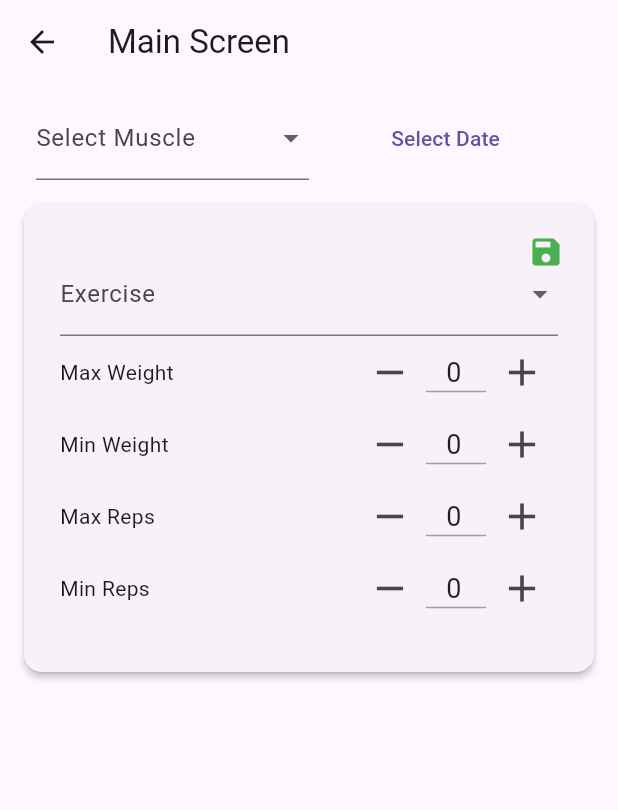
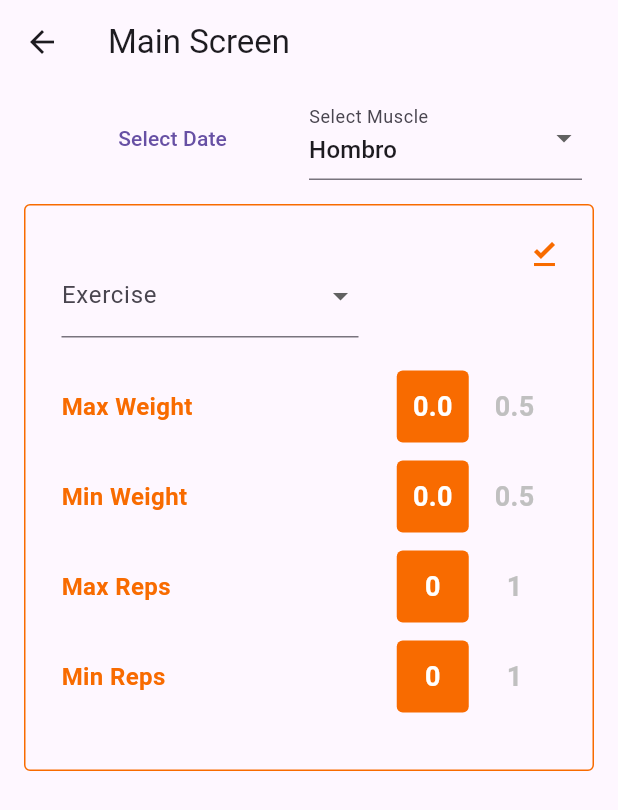
Before and after one commit to jreyesgfi/flutter_train_tracker_app, a Flutter app: the MainScreen screen opened directly, on a phone screen of 412 x 824 dp. Shown: the top 810 px of the screen. Run offline on Flutter 3.47's test engine with Material 3 defaults, Android fonts, the phone set to English and light mode, and no system bars; missing offline and left inert: amplify_auth_cognito, amplify_core, amplify_datastore, amplify_flutter.

Commit message:
Cleaner Value Input for Weighs and Reps

```diff
--- a/lib/components/ExerciseCard.dart
+++ b/lib/components/ExerciseCard.dart
@@ -1,8 +1,10 @@
 import 'package:flutter/material.dart';
 import 'package:flutter/services.dart';
+import 'package:flutter_application_test1/theme/custom_colors.dart';
 import 'package:intl/intl.dart';
 import 'package:flutter_application_test1/models/Exercise.dart';
 import 'package:amplify_flutter/amplify_flutter.dart';
+import 'package:flutter_application_test1/theme/roulette_numeric_input.dart';
 
 class ExerciseCard extends StatelessWidget {
   final Exercise exercise;
@@ -30,33 +32,43 @@ class ExerciseCard extends StatelessWidget {
 
   @override
   Widget build(BuildContext context) {
-  return Card(
-    elevation: 2.0,
-    margin: const EdgeInsets.symmetric(horizontal:16.0,vertical: 8), // Unified margin as requested
+    return Container(
+      margin: const EdgeInsets.symmetric(horizontal: 16.0, vertical: 8),
+      decoration: BoxDecoration(
+        border: Border.all(
+            color: Theme.of(context).dividerColor,
+            width: 1), // Use theme for color
+        borderRadius: BorderRadius.circular(4), // Same rounded corner as Card
+      ),
       child: Padding(
-      padding: const EdgeInsets.all(16.0), // Inner padding as requested
+        padding: const EdgeInsets.all(16.0),
         child: Stack(
           children: [
-          Padding(
-            padding: const EdgeInsets.symmetric(horizontal: 16.0, vertical: 8.0),
-            child: Column(
+            Column(
               crossAxisAlignment: CrossAxisAlignment.start,
               children: [
-                Text("${exercise.exercise}", style: TextStyle(fontWeight: FontWeight.bold,fontSize: 20.0)),
-                Text("${DateFormat('yyyy-MM-dd').format(exercise.date.getDateTime())}", style: TextStyle(fontSize: 16.0)),
-                SizedBox(height: 8,),
-                Text("Weight: ${exercise.maxWeight} / ${exercise.minWeight}", style: TextStyle(fontSize: 16.0)),
-                Text("Reps: ${exercise.maxReps} / ${exercise.minReps}", style: TextStyle(fontSize: 16.0)),
+                Text("${exercise.exercise}",
+                    style:
+                        TextStyle(fontWeight: FontWeight.bold, fontSize: 20.0)),
+                SizedBox(height: 4), // Adjust spacing
+                Text(
+                    "${DateFormat('yyyy-MM-dd').format(exercise.date.getDateTime())}",
+                    style: TextStyle(fontSize: 16.0)),
+                SizedBox(height: 8), // Adjust spacing for visual separation
+                Text("Weight: ${exercise.maxWeight} / ${exercise.minWeight}",
+                    style: TextStyle(fontSize: 16.0)),
+                Text("Reps: ${exercise.maxReps} / ${exercise.minReps}",
+                    style: TextStyle(fontSize: 16.0)),
                 // Additional exercise details can be added here as needed
               ],
-            ),
             ),
             Positioned(
               right: 0.0,
               top: 0.0,
               child: IconButton(
-              icon: Icon(Icons.delete, color: Colors.red),
-              onPressed: () => _deleteEntry(context),
+                icon: Icon(Icons.delete, color: Theme.of(context).primaryColor),
+                onPressed: () => _deleteEntry(
+                    context), // Ensure this method is defined to accept BuildContext
               ),
             ),
           ],
@@ -64,7 +76,6 @@ class ExerciseCard extends StatelessWidget {
       ),
     );
   }
-
 }
 
 class EditableExerciseCard extends StatefulWidget {
@@ -153,11 +164,19 @@ class _EditableExerciseCardState extends State<EditableExerciseCard> {
       bool shouldShow =
           widget.selectedMuscle != null && muscleExercises != null;
 
+      return LayoutBuilder(
+        builder: (BuildContext context, BoxConstraints constraints) {
+          double width = constraints.maxWidth * 0.6; // 60% of the parent width
+
           return shouldShow
-          ? DropdownButtonFormField<String>(
+              ? Padding(
+                  padding: const EdgeInsets.only(bottom: 16.0),
+                  child: Container(
+                    width: width, // Set the calculated width here
+                    child: DropdownButtonFormField<String>(
                       value: _selectedExercise,
-              items:
-                  muscleExercises.map<DropdownMenuItem<String>>((String value) {
+                      items: muscleExercises
+                          .map<DropdownMenuItem<String>>((String value) {
                         return DropdownMenuItem<String>(
                           value: value,
                           child: Text(value),
@@ -169,38 +188,48 @@ class _EditableExerciseCardState extends State<EditableExerciseCard> {
                         });
                       },
                       decoration: InputDecoration(labelText: "Exercise"),
+                    ),
+                  ),
                 )
               : Container();
+        },
+      );
     }
 
-    return Card(
-      elevation: 2.0,
-      margin: const EdgeInsets.symmetric(horizontal: 16.0, vertical: 8.0),
+    return Container(
+      margin: const EdgeInsets.symmetric(horizontal: 16.0, vertical: 8),
+      decoration: BoxDecoration(
+        border: Border.all(
+            color: Theme.of(context).primaryColor,
+            width: 1), // Main color border
+        borderRadius: BorderRadius.circular(4),
+      ),
       child: Padding(
         padding: const EdgeInsets.all(8.0),
         child: Stack(
           children: [
             Padding(
-              padding: const EdgeInsets.symmetric(horizontal:16.0,vertical:24.0),
+              padding:
+                  const EdgeInsets.symmetric(horizontal: 16.0, vertical: 24.0),
               child: Column(
                 crossAxisAlignment: CrossAxisAlignment.start,
                 children: [
                   exerciseDropdown(),
-                  NumericInputWithIncrementDecrement(
+                  NumericRoulettePicker(
                     label: "Max Weight",
                     controller: _maxWeightController,
                     allowDecimal: true,
                   ),
-                  NumericInputWithIncrementDecrement(
+                  NumericRoulettePicker(
                     label: "Min Weight",
                     controller: _minWeightController,
                     allowDecimal: true,
                   ),
-                  NumericInputWithIncrementDecrement(
+                  NumericRoulettePicker(
                     label: "Max Reps",
                     controller: _maxRepsController,
                   ),
-                  NumericInputWithIncrementDecrement(
+                  NumericRoulettePicker(
                     label: "Min Reps",
                     controller: _minRepsController,
                   )
@@ -214,7 +243,8 @@ class _EditableExerciseCardState extends State<EditableExerciseCard> {
                 children: [
                   // Save button as an icon button
                   IconButton(
-                    icon: Icon(Icons.save, color: Colors.green),
+                    icon: Icon(Icons.file_download_done, color: Theme.of(context).primaryColor),
+
                     onPressed: () => _publishEntry(context),
                   ),
                   // Assuming onDelete is defined similarly for EditableExerciseCard
@@ -228,80 +258,3 @@ class _EditableExerciseCardState extends State<EditableExerciseCard> {
     );
   }
 }
-
-class NumericInputWithIncrementDecrement extends StatelessWidget {
-  final String label;
-  final TextEditingController controller;
-  final bool allowDecimal; // New property to control decimal input
-
-  NumericInputWithIncrementDecrement({
-    Key? key,
-    required this.label,
-    required this.controller,
-    this.allowDecimal = false, // Defaults to not allowing decimals
-  }) : super(key: key);
-
-  @override
-  Widget build(BuildContext context) {
-    return Row(
-      children: <Widget>[
-        Expanded(
-          flex: 3,
-          child: Text(label),
-        ),
-        IconButton(
-          icon: Icon(Icons.remove, size: 30),
-          onPressed: () {
-            double currentValue = allowDecimal
-                ? double.tryParse(controller.text) ?? 0
-                : int.tryParse(controller.text)?.toDouble() ?? 0;
-            if (currentValue > 0) {
-              // Prevent negative values
-              controller.text = allowDecimal
-                  ? '${(currentValue - 1).toStringAsFixed(1)}'
-                  : '${(currentValue - 1).toInt()}';
-            }
-          },
-        ),
-        Container(
-          width: 40,
-          child: TextFormField(
-            controller: controller,
-            keyboardType: allowDecimal
-                ? TextInputType.numberWithOptions(decimal: true)
-                : TextInputType.number,
-            textAlign: TextAlign.center,
-            decoration: InputDecoration(
-              isDense: true,
-              contentPadding: EdgeInsets.symmetric(vertical: 0),
-              border: InputBorder.none,
-              enabledBorder: UnderlineInputBorder(
-                borderSide: BorderSide(color: Colors.grey),
-              ),
-              focusedBorder: UnderlineInputBorder(
-                borderSide: BorderSide(color: Theme.of(context).primaryColor),
-              ),
-            ),
-            style: TextStyle(fontSize: 18),
-            inputFormatters: [
-              // Optional: Use input formatters to further restrict input
-              if (!allowDecimal) FilteringTextInputFormatter.digitsOnly,
-              // Add input formatter for positive numbers only if needed
-            ],
-          ),
-        ),
-        IconButton(
-          icon: Icon(Icons.add, size: 30),
-          onPressed: () {
-            double currentValue = allowDecimal
-                ? double.tryParse(controller.text) ?? 0
-                : int.tryParse(controller.text)?.toDouble() ?? 0;
-            controller.text = allowDecimal
-                ? '${(currentValue + 1).toStringAsFixed(1)}'
-                : '${(currentValue + 1).toInt()}';
-          },
-        ),
-      ],
-    );
-  }
-}
--- a/lib/components/MuscleDateSelector.dart
+++ b/lib/components/MuscleDateSelector.dart
@@ -16,7 +16,7 @@ class MuscleDateSelector extends StatefulWidget {
 }
 
 class _MuscleDateSelectorState extends State<MuscleDateSelector> {
-  String? _selectedMuscle;
+  String _selectedMuscle='Hombro';
   DateTime? _selectedDate;
 
   @override
@@ -25,24 +25,6 @@ class _MuscleDateSelectorState extends State<MuscleDateSelector> {
       padding: const EdgeInsets.symmetric(horizontal: 24.0, vertical: 8.0),
       child: Row(
         children: [
-          // Muscle Dropdown
-          Expanded(
-            child: DropdownButtonFormField<String>(
-              value: _selectedMuscle,
-              onChanged: (newValue) {
-                setState(() {
-                  _selectedMuscle = newValue;
-                });
-                widget.onMuscleChanged(newValue);
-              },
-              items: const [
-                DropdownMenuItem(value: 'Pecho', child: Text('Pecho')),
-                DropdownMenuItem(value: 'Hombro', child: Text('Hombro')),
-                // Add other muscles as DropdownMenuItem
-              ],
-              decoration: InputDecoration(labelText: "Select Muscle"),
-            ),
-          ),
           // Date Picker
           Expanded(
             child: TextButton(
@@ -65,6 +47,25 @@ class _MuscleDateSelectorState extends State<MuscleDateSelector> {
                   : DateFormat('yyyy-MM-dd').format(_selectedDate!)),
             ),
           ),
+          // Muscle Dropdown
+          Expanded(
+            child: DropdownButtonFormField<String>(
+              value: _selectedMuscle,
+              onChanged: (newValue) {
+                setState(() {
+                  _selectedMuscle = newValue??'';
+                });
+                widget.onMuscleChanged(newValue);
+              },
+              items: const [
+                DropdownMenuItem(value: 'Pecho', child: Text('Pecho')),
+                DropdownMenuItem(value: 'Hombro', child: Text('Hombro')),
+                // Add other muscles as DropdownMenuItem
+              ],
+              decoration: InputDecoration(labelText: "Select Muscle"),
+            ),
+          ),
+
         ],
       ),
     );
--- a/lib/screens/main_screen.dart
+++ b/lib/screens/main_screen.dart
@@ -62,6 +62,8 @@ class _MainScreenState extends State<MainScreen> {
         allExercises =
             filterExercisesByDate(allExercises, temporalSelectedDate);
       }
+      // Sort With Date Descending
+      allExercises.sort((a, b) => b.date.compareTo(a.date));
 
       // Update the state with the filtered exercises.
       if (mounted) {
@@ -127,20 +129,21 @@ class _MainScreenState extends State<MainScreen> {
               itemCount:
                   exercises.length + 1, // +1 for the EditableExerciseCard
               itemBuilder: (context, index) {
-                if (index < exercises.length) {
-                  final exercise = exercises[index];
-                  return ExerciseCard(
-                    exercise: exercise,
-                    onDeleteSuccess: () => fetchExercises(
-                        muscle: _selectedMuscle, selectedDate: _selectedDate),
-                  );
-                } else {
-                  // Placeholder for new entry form
+                if (index == 0) {
+                  // EditableExerciseCard always at the top
                   return EditableExerciseCard(
                     userId: _userId,
                     selectedDate: _selectedDate,
                     selectedMuscle: _selectedMuscle,
                     onPublishSuccess: () => fetchExercises(
+                        muscle: _selectedMuscle, selectedDate: _selectedDate),
+                  );
+                } else {
+                  // Adjust index by -1 because the first item is the EditableExerciseCard
+                  final exercise = exercises[index - 1];
+                  return ExerciseCard(
+                    exercise: exercise,
+                    onDeleteSuccess: () => fetchExercises(
                         muscle: _selectedMuscle, selectedDate: _selectedDate),
                   );
                 }
--- /dev/null
+++ b/lib/theme/custom_colors.dart
@@ -0,0 +1,37 @@
+
+import 'package:flutter/material.dart';
+
+class CustomColors extends ThemeExtension<CustomColors> {
+  final Color greyColor;
+  final Color greenColor;
+
+  const CustomColors({
+    this.greyColor = Colors.grey,
+    this.greenColor = Colors.green
+    });
+
+  @override
+  CustomColors copyWith({Color? greyColor, Color? greenColor}) {
+    return CustomColors(
+      greyColor: greyColor ?? this.greyColor,
+      greenColor: greenColor ?? this.greenColor,
+    );
+  }
+
+  @override
+  CustomColors lerp(ThemeExtension<CustomColors>? other, double t) {
+    if (other is! CustomColors) {
+      return this;
+    }
+    return CustomColors(
+      greyColor: Color.lerp(this.greyColor, other.greyColor, t)!,
+    );
+  }
+}
+extension CustomTheme on BuildContext {
+  CustomColors get customColors {
+    final customColors = Theme.of(this).extension<CustomColors>();
+    assert(customColors != null, 'CustomColors is not found in the current theme');
+    return customColors!;
+  }
+}
--- /dev/null
+++ b/lib/theme/roulette_numeric_input.dart
@@ -0,0 +1,147 @@
+import 'package:flutter/material.dart';
+import 'package:flutter_application_test1/theme/custom_colors.dart';
+
+class NumericRoulettePicker extends StatefulWidget {
+  final TextEditingController controller;
+  final bool allowDecimal;
+  final double minValue;
+  final double maxValue;
+  final double step;
+  final String label;
+
+  NumericRoulettePicker({
+    Key? key,
+    required this.controller,
+    this.allowDecimal = false,
+    this.minValue = 0.0,
+    this.maxValue = 100.0,
+    this.step = 1.0,
+    this.label = '',
+  }) : super(key: key);
+
+  @override
+  _NumericRoulettePickerState createState() => _NumericRoulettePickerState();
+}
+
+class _NumericRoulettePickerState extends State<NumericRoulettePicker> {
+  late PageController _pageController;
+  late int _currentPage;
+  late double step;
+
+  @override
+  void initState() {
+    super.initState();
+    step = widget.allowDecimal ? widget.step / 2 : widget.step;
+    // Calculate the initial page based on the controller's text value or min value.
+    double initialPageValue =
+        (double.tryParse(widget.controller.text) ?? widget.minValue) / step;
+    // Ensure that initialPageValue is within the range of min and max values.
+    initialPageValue =
+        initialPageValue.clamp(widget.minValue / step, widget.maxValue / step);
+    _currentPage = initialPageValue.toInt();
+    _pageController = PageController(
+      viewportFraction: 0.33,
+      initialPage: _currentPage,
+    );
+  }
+
+  @override
+  Widget build(BuildContext context) {
+    // Custom ScrollPhysics to increase swipe strength for decimal values
+    final PageScrollPhysics physics = widget.allowDecimal
+        ? _EnhancedPageScrollPhysics()
+        : const PageScrollPhysics();
+    return Row(
+      children: [
+        // Label occupying half of the width
+        Expanded(
+          child: Align(
+            alignment: Alignment.centerLeft,
+            child: Text(
+              widget.label,
+              style: TextStyle(
+                fontWeight: FontWeight.bold,
+                fontSize: 16.0,
+                color: Theme.of(context).primaryColor,
+              ),
+            ),
+          ),
+        ),
+        // Roulette picker occupying the remaining half
+        Expanded(
+          child: Stack(
+            alignment: Alignment.centerRight,
+            children: [
+              // Static colored square as a reference for the selected number
+              Align(
+                alignment: Alignment.center,
+                child: Container(
+                  width: 48,
+                  height: 48,
+                  decoration: BoxDecoration(
+                    color: Theme.of(context).primaryColor,
+                    borderRadius: BorderRadius.circular(4),
+                  ),
+                ),
+              ),
+              // roulette picker
+              Container(
+                height: 60,
+                child: PageView.builder(
+                  controller: _pageController,
+                  physics: physics,
+                  onPageChanged: (index) {
+                    setState(() {
+                      // Use the adjusted step value from the state for calculations.
+                      double newValue = (index * step)
+                          .clamp(widget.minValue, widget.maxValue);
+                      widget.controller.text =
+                          newValue.toStringAsFixed(widget.allowDecimal ? 1 : 0);
+                      _currentPage = index;
+                    });
+                  },
+                  itemBuilder: (context, index) {
+                    return Center(
+                      child: Container(
+                        width: 60,
+                        alignment: Alignment.center,
+                        child: Text(
+                          (index * step)
+                              .toStringAsFixed(widget.allowDecimal ? 1 : 0),
+                          style: TextStyle(
+                            fontSize: 18,
+                            fontWeight: FontWeight.bold,
+                            color: index == _currentPage
+                                ? Colors.white
+                                : context.customColors.greyColor,
+                          ),
+                        ),
+                      ),
+                    );
+                  },
+                ),
+              ),
+            ],
+          ),
+        ),
+      ],
+    );
+  }
+}
+
+// Custom ScrollPhysics to increase swipe strength
+class _EnhancedPageScrollPhysics extends PageScrollPhysics {
+  const _EnhancedPageScrollPhysics({ScrollPhysics? parent})
+      : super(parent: parent);
+
+  @override
+  double applyPhysicsToUserOffset(ScrollMetrics position, double offset) {
+    // Increase the swipe strength by multiplying the offset
+    return super.applyPhysicsToUserOffset(position, offset * 2.0);
+  }
+
+  @override
+  _EnhancedPageScrollPhysics applyTo(ScrollPhysics? ancestor) {
+    return _EnhancedPageScrollPhysics(parent: buildParent(ancestor));
+  }
+}
```
Also changed, not shown: lib/main.dart (+8 -0 lines). Lines whose indentation alone changed are shown as unchanged.
